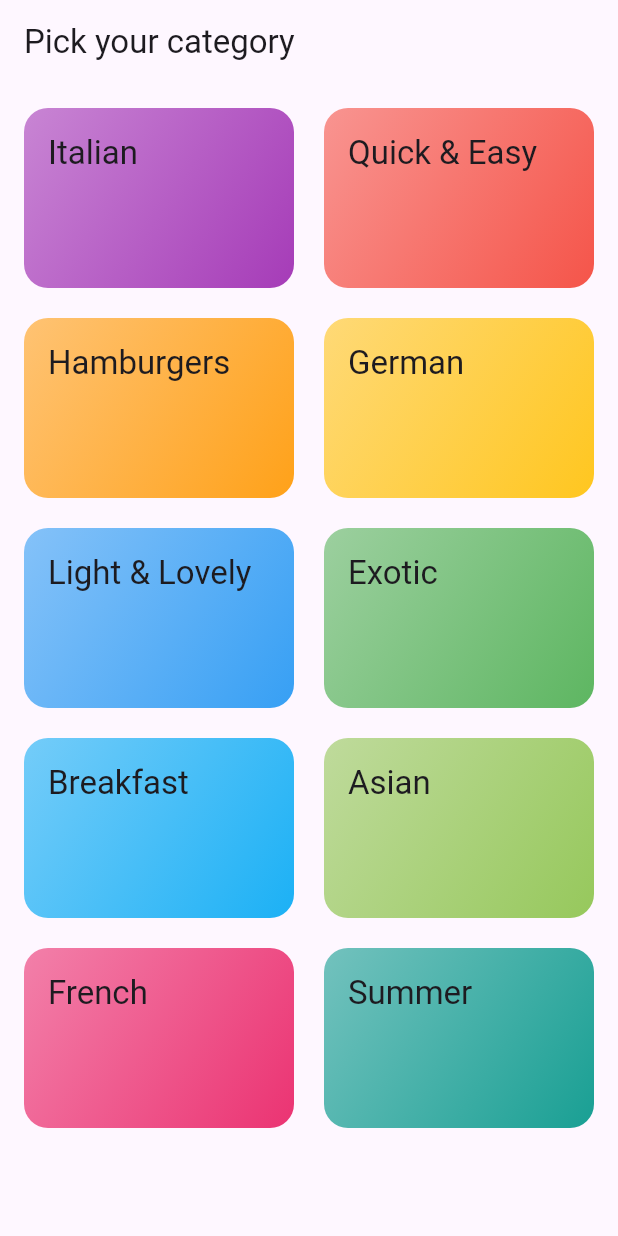
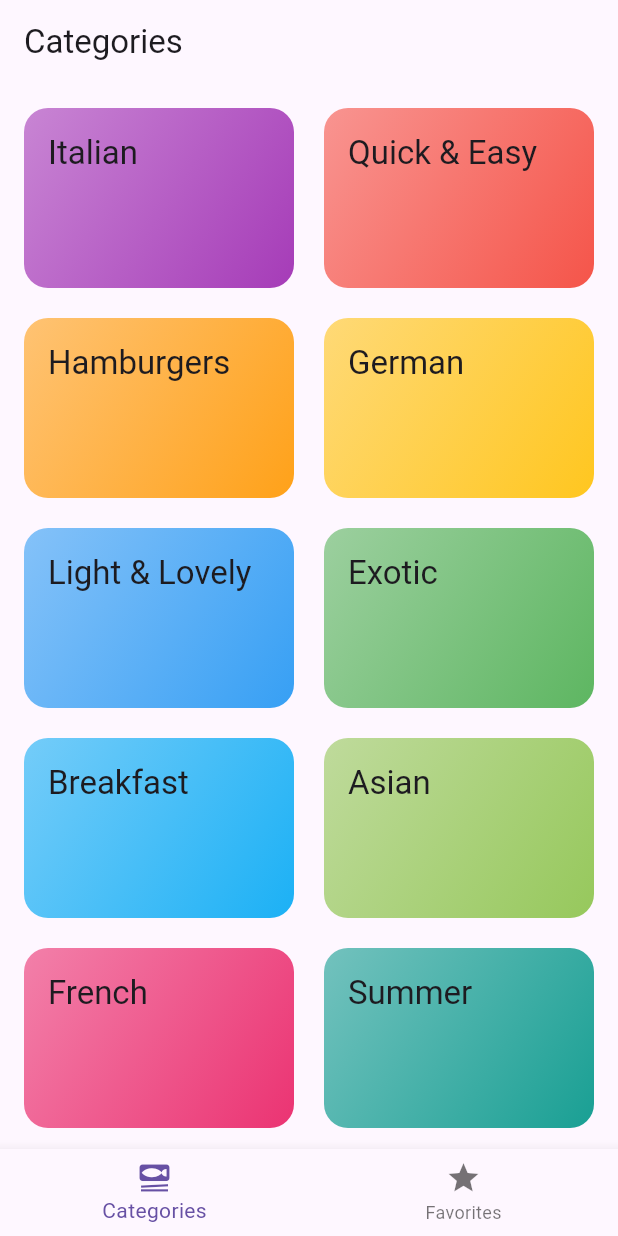
Before and after one commit to pulpetto/Meals-App, a Flutter app: the screen it shows after launch, on a phone screen of 412 x 824 dp. Run offline on Flutter 3.47's test engine with Material 3 defaults, Android fonts, the phone set to English and light mode, and no system bars; our stand-ins replace transparent_image.

Commit message:
display navbar with header

```diff
--- a/lib/main.dart
+++ b/lib/main.dart
@@ -1,5 +1,5 @@
 import 'package:flutter/material.dart';
-import 'package:meals_app/screens/categories.dart';
+import 'package:meals_app/screens/tabs.dart';
 
 void main() {
   runApp(const MyApp());
@@ -21,7 +21,7 @@ class MyApp extends StatelessWidget {
     return MaterialApp(
       debugShowCheckedModeBanner: false,
       title: 'Flutter Demo',
-      home: CategoriesScreen(),
+      home: Tabs(),
     );
   }
 }
--- a/lib/screens/categories.dart
+++ b/lib/screens/categories.dart
@@ -27,11 +27,7 @@ class CategoriesScreen extends StatelessWidget {
 
   @override
   Widget build(BuildContext context) {
-    return Scaffold(
-      appBar: AppBar(
-        title: Text('Pick your category'),
-      ),
-      body: GridView(
+    return GridView(
       padding: EdgeInsets.all(16.0),
       gridDelegate: SliverGridDelegateWithFixedCrossAxisCount(
         crossAxisCount: 2,
@@ -48,7 +44,6 @@ class CategoriesScreen extends StatelessWidget {
             },
           )
       ],
-      ),
     );
   }
 }
--- /dev/null
+++ b/lib/screens/tabs.dart
@@ -0,0 +1,52 @@
+import 'package:flutter/material.dart';
+import 'package:meals_app/screens/categories.dart';
+import 'package:meals_app/screens/meals.dart';
+
+class Tabs extends StatefulWidget {
+  const Tabs({super.key});
+
+  @override
+  State<Tabs> createState() => _TabsState();
+}
+
+class _TabsState extends State<Tabs> {
+  int _selectedPageIndex = 0;
+
+  void _selectPage(int index) {
+    setState(() {
+      _selectedPageIndex = index;
+    });
+  }
+
+  @override
+  Widget build(BuildContext context) {
+    Widget activePage = const CategoriesScreen();
+    var activePageTitle = 'Categories';
+
+    if (_selectedPageIndex == 1) {
+      activePage = MealsScreen(meals: []);
+      activePageTitle = 'Favorites';
+    }
+
+    return Scaffold(
+      appBar: AppBar(
+        title: Text(activePageTitle),
+      ),
+      body: activePage,
+      bottomNavigationBar: BottomNavigationBar(
+        onTap: _selectPage,
+        currentIndex: _selectedPageIndex,
+        items: [
+          BottomNavigationBarItem(
+            icon: Icon(Icons.set_meal),
+            label: 'Categories',
+          ),
+          BottomNavigationBarItem(
+            icon: Icon(Icons.star),
+            label: 'Favorites',
+          ),
+        ],
+      ),
+    );
+  }
+}
```
Also changed, not shown: lib/screens/meals.dart (+7 -5 lines). Lines whose indentation alone changed are shown as unchanged.
